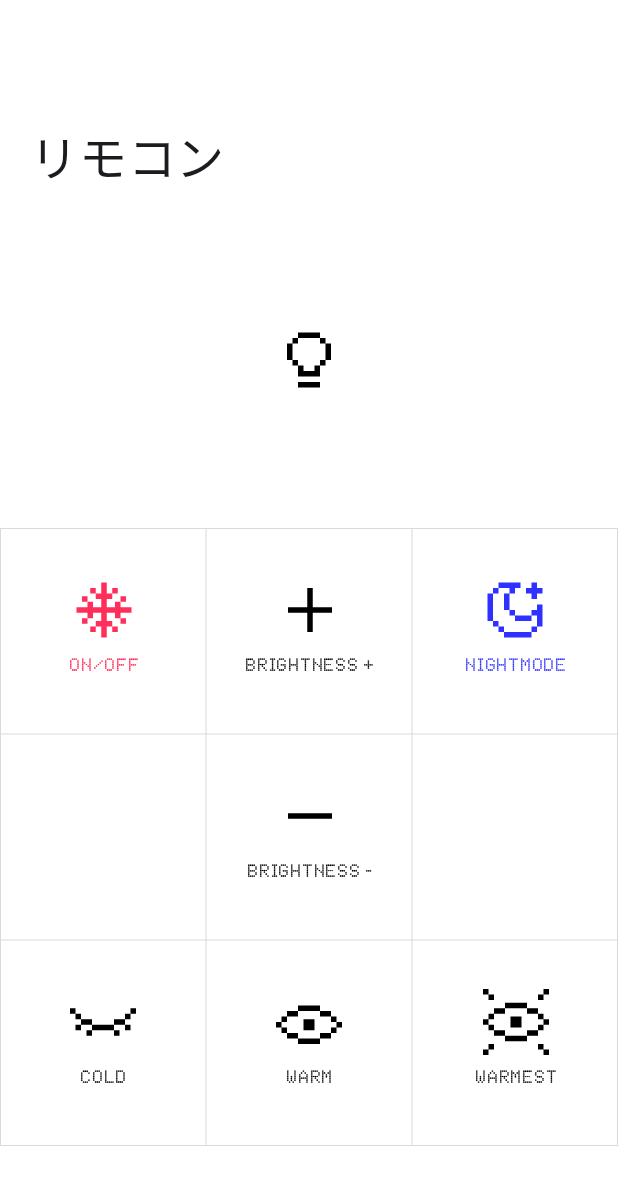
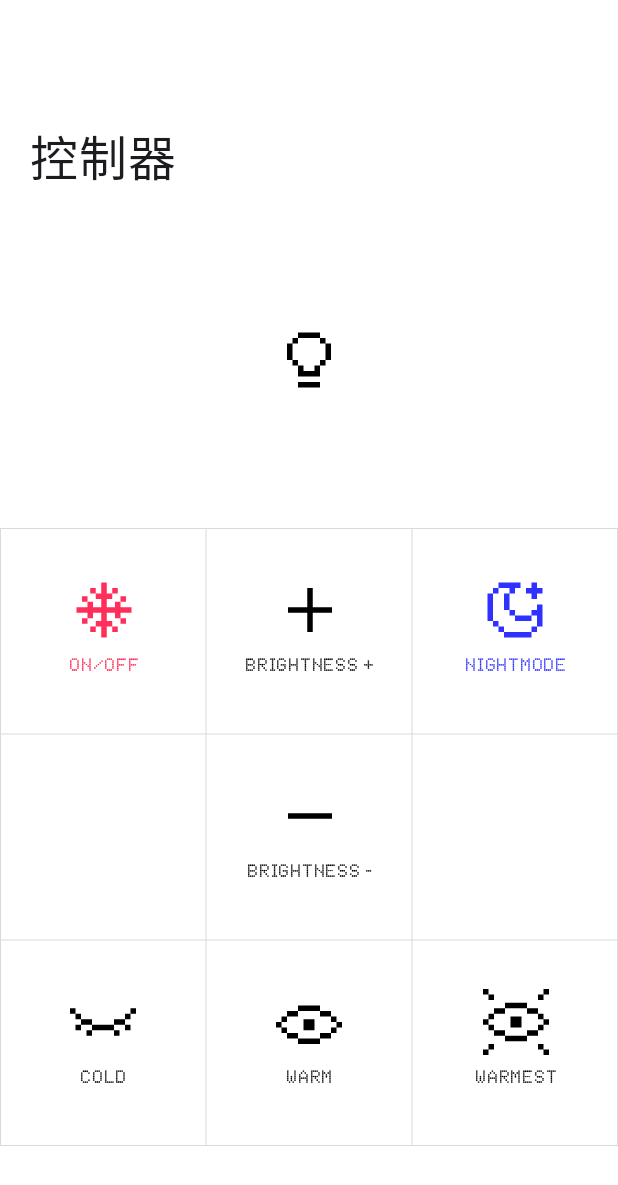
Before and after one commit to PolarisSdesu/Rimokon, an Android app built with Jetpack Compose: the screen it shows after launch (MainActivity), on a phone screen of 412 x 824 dp. Shown: the top 1185 px of the screen. Run offline under Robolectric (Android 15) with nearby library versions, the phone set to English and light mode, and no system bars; Roboto replaces fonts that are not available here; 2 statements that could not run were skipped.

Commit message:
l10n support

```diff
--- a/app/src/main/java/com/polariss/rimokon/MainActivity.kt
+++ b/app/src/main/java/com/polariss/rimokon/MainActivity.kt
@@ -31,6 +31,7 @@ import androidx.compose.ui.graphics.Color
 import androidx.compose.ui.hapticfeedback.HapticFeedbackType
 import androidx.compose.ui.platform.LocalHapticFeedback
 import androidx.compose.ui.res.painterResource
+import androidx.compose.ui.res.stringResource
 import androidx.compose.ui.text.font.Font
 import androidx.compose.ui.text.font.FontFamily
 import androidx.compose.ui.text.font.FontWeight
@@ -117,7 +118,7 @@ val PixelSans = FontFamily(
 fun App(modifier: Modifier = Modifier, onButtonClick: (String) -> Unit) {
     Column(modifier = modifier.fillMaxWidth()) {
         Text(
-            text = "リモコン",
+            text = stringResource(R.string.app_name),
             modifier = Modifier.padding(top = 80.dp, start = 20.dp),
             fontFamily = PixelSans,
             fontSize = 32.sp,
--- a/app/src/main/res/values/strings.xml
+++ b/app/src/main/res/values/strings.xml
@@ -1,3 +1,3 @@
 <resources>
-    <string name="app_name">リモコン</string>
+    <string name="app_name">控制器</string>
 </resources>
```
Also changed, not shown: 2 other files.
